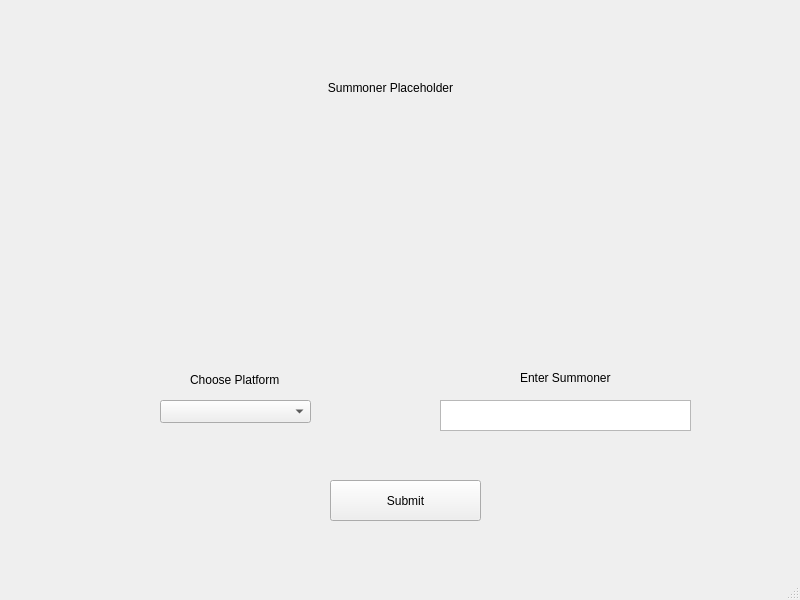
BaoPun/LeagueProfileFetcher, file LeagueProfileFetcher/summoner_profile_display.ui: the form before one commit.
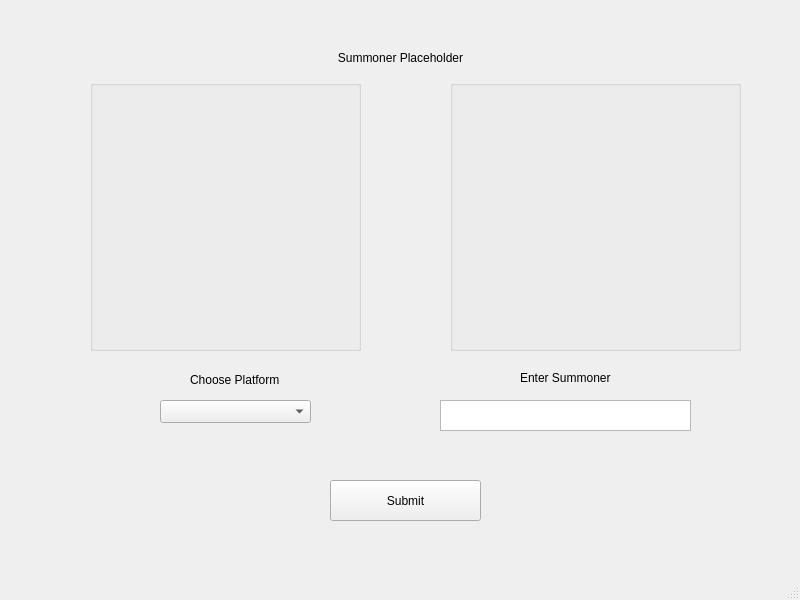
The form after the commit.

Commit message: Rank data in progress; already able to display both solo q and flex q current ranks

What changed in the file:
```diff
--- a/LeagueProfileFetcher/summoner_profile_display.ui
+++ b/LeagueProfileFetcher/summoner_profile_display.ui
@@ -76,8 +76,8 @@
    <widget class="QLabel" name="summoner_display">
     <property name="geometry">
      <rect>
-      <x>210</x>
-      <y>80</y>
+      <x>220</x>
+      <y>50</y>
       <width>361</width>
       <height>16</height>
      </rect>
@@ -102,6 +102,58 @@
      <string/>
     </property>
    </widget>
+   <widget class="QGroupBox" name="solo_group">
+    <property name="geometry">
+     <rect>
+      <x>90</x>
+      <y>80</y>
+      <width>271</width>
+      <height>271</height>
+     </rect>
+    </property>
+    <property name="title">
+     <string/>
+    </property>
+    <widget class="QLabel" name="solo_label">
+     <property name="geometry">
+      <rect>
+       <x>70</x>
+       <y>110</y>
+       <width>101</width>
+       <height>41</height>
+      </rect>
+     </property>
+     <property name="text">
+      <string/>
+     </property>
+    </widget>
+   </widget>
+   <widget class="QGroupBox" name="flex_group">
+    <property name="geometry">
+     <rect>
+      <x>450</x>
+      <y>80</y>
+      <width>291</width>
+      <height>271</height>
+     </rect>
+    </property>
+    <property name="title">
+     <string/>
+    </property>
+    <widget class="QLabel" name="flex_label">
+     <property name="geometry">
+      <rect>
+       <x>70</x>
+       <y>110</y>
+       <width>111</width>
+       <height>51</height>
+      </rect>
+     </property>
+     <property name="text">
+      <string/>
+     </property>
+    </widget>
+   </widget>
   </widget>
   <widget class="QMenuBar" name="menubar">
    <property name="geometry">
```
The commit also changes 9 other files.
